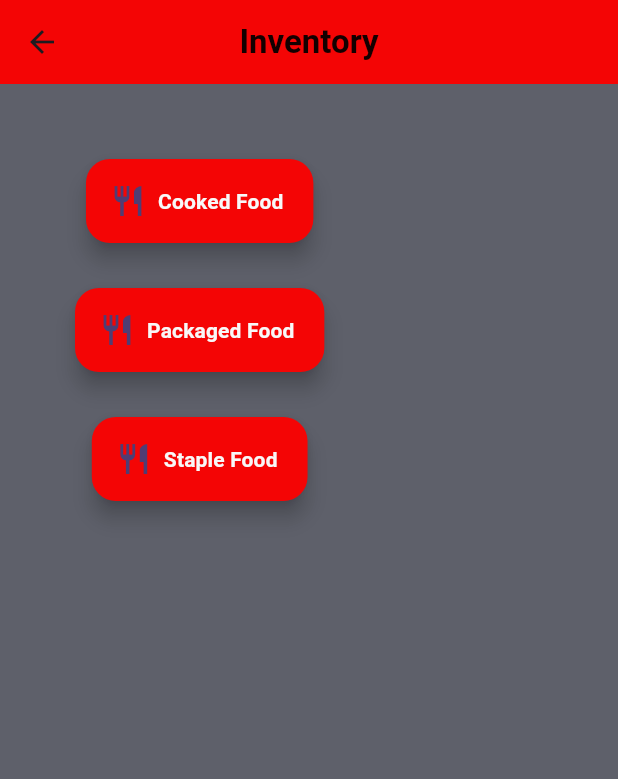
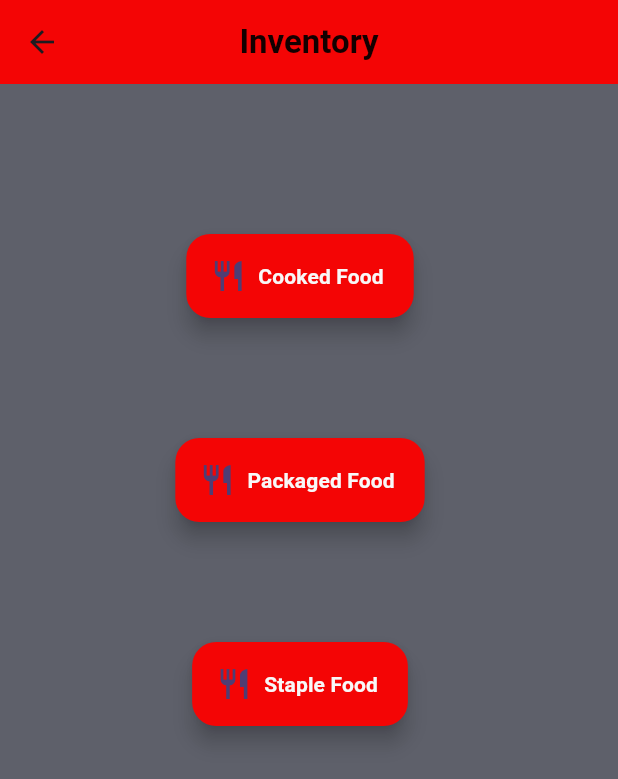
Before and after one commit to VasantatiChitraksh/FeedForward, a Flutter app: the Inventory screen opened by its route, on a phone screen of 412 x 824 dp. Shown: the top 779 px of the screen. Run offline on Flutter 3.47's test engine with Material 3 defaults, Android fonts, the phone set to English and light mode, and no system bars; our stand-ins replace cloud_firestore, firebase_auth, firebase_core, flutter_map, geolocator, image_picker and 2 more; accounts and stored records are empty.

Commit message:
Inventory

```diff
--- a/fbm_app/lib/Pages/Inventory/Cooked_food.dart
+++ b/fbm_app/lib/Pages/Inventory/Cooked_food.dart
@@ -28,7 +28,7 @@ class CookedFood extends StatelessWidget {
             itemBuilder: (BuildContext context, int index) {
               return ListTile(
                 leading: Text(
-                  volunteer[index], // Display volunteer number
+                  volunteer[index],
                   style: TextStyle(
                     fontSize: 30,
                   ),
--- a/fbm_app/lib/Pages/Inventory/Inventory.dart
+++ b/fbm_app/lib/Pages/Inventory/Inventory.dart
@@ -19,18 +19,21 @@ class Inventory extends StatelessWidget {
         ),
         centerTitle: true,
       ),
-
-      body: Padding(
-        padding: EdgeInsets.all(50),
-        child: Column(
+    body: Column(
   children: [
+        SizedBox(
+          height: 100,
+        ),
+          SizedBox(
+        width: 400,
+      ),
     butt(
       text: "Cooked Food",
       routeName: "/cooked_food",
       icon: Icon(Icons.restaurant),
     ),
     SizedBox(
-                    height: 30,
+      height: 80,
     ),
     butt(
       text: "Packaged Food",
@@ -38,7 +41,7 @@ class Inventory extends StatelessWidget {
       icon: Icon(Icons.restaurant),
     ),
     SizedBox(
-                    height: 30,
+      height: 80,
     ),
     butt(
       text: "Staple Food",
@@ -47,7 +50,7 @@ class Inventory extends StatelessWidget {
     ),
   ],
 ),
-      ),
+
     );
   }
 }
```
Also changed, not shown: fbm_app/lib/Pages/Forms/volunteer_reg.dart (+4 -70 lines). Lines whose indentation alone changed are shown as unchanged.
